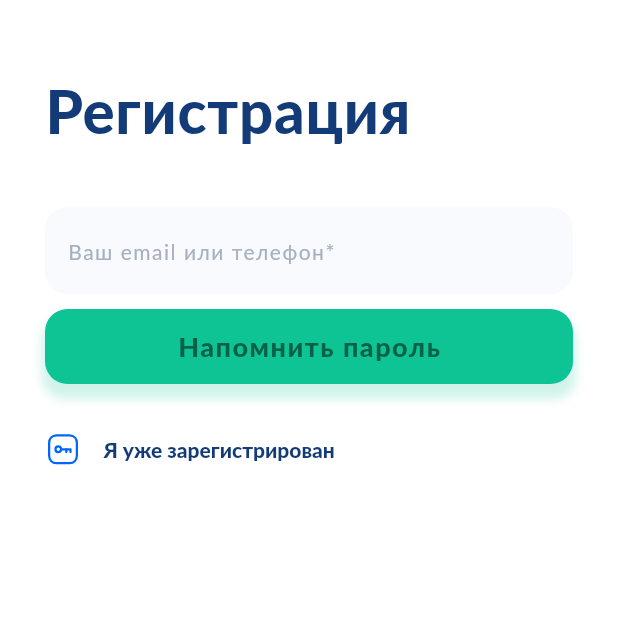
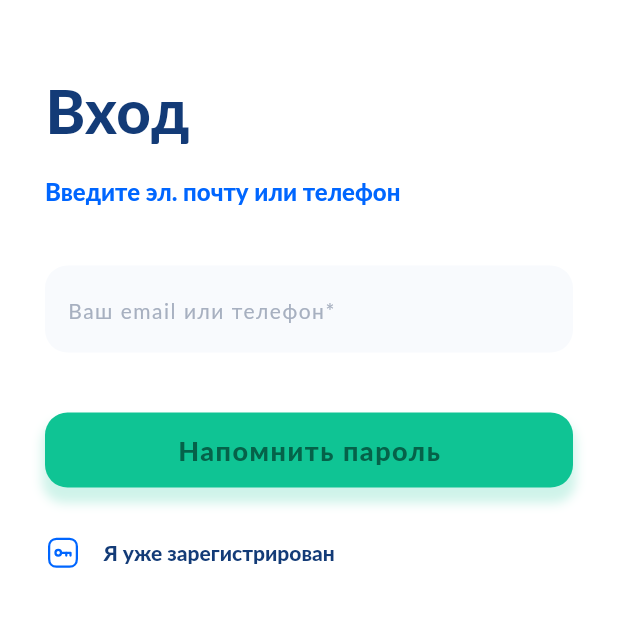
Before and after one commit to RostislavUlinets/usa_in_ua, a Flutter app: the RestorePassword screen opened directly, on a phone screen of 412 x 824 dp, the top half of it. Run offline on Flutter 3.47's test engine with Material 2 defaults, Android fonts, the phone set to English and light mode, and no system bars; our stand-ins replace another_flushbar, bloc, dartz, firebase_auth, firebase_core, flutter_bloc and 6 more; missing offline and left inert: dart:ffi; accounts and stored records are empty.

Commit message:
[NEW] Restore password screen

```diff
--- a/lib/pages/authorization/restore_password.dart
+++ b/lib/pages/authorization/restore_password.dart
@@ -3,6 +3,8 @@ import 'package:usa_in_ua/resources/app_colors.dart';
 import 'package:usa_in_ua/resources/app_icons.dart';
 
 class RestorePassword extends StatefulWidget {
+  static const String routeName = '/restorePassword';
+
   const RestorePassword({Key? key}) : super(key: key);
 
   @override
@@ -22,13 +24,25 @@ class _RestorePasswordState extends State<RestorePassword> {
         child: ListView(
           children: [
             const Text(
-              'Регистрация',
+              'Вход',
               style: TextStyle(
                 color: AppColors.text,
                 fontSize: 40,
                 letterSpacing: 0.5,
                 fontFamily: 'lato',
                 fontWeight: FontWeight.w800,
+              ),
+            ),
+            const SizedBox(
+              height: 20,
+            ),
+            const Text(
+              'Введите эл. почту или телефон',
+              style: TextStyle(
+                fontFamily: 'lato',
+                fontWeight: FontWeight.w800,
+                color: AppColors.blue,
+                fontSize: 16,
               ),
             ),
             Padding(
@@ -61,7 +75,7 @@ class _RestorePasswordState extends State<RestorePassword> {
                     ),
                   ),
                   const SizedBox(
-                    height: 10,
+                    height: 40,
                   ),
                   GestureDetector(
                     onTap: () {},
--- a/lib/routes/routes.dart
+++ b/lib/routes/routes.dart
@@ -2,6 +2,7 @@ import 'package:flutter/material.dart';
 import 'package:usa_in_ua/pages/authorization/login_screen.dart';
 import 'package:usa_in_ua/pages/authorization/otp_screen.dart';
 import 'package:usa_in_ua/pages/authorization/registration_screen.dart';
+import 'package:usa_in_ua/pages/authorization/restore_password.dart';
 import 'package:usa_in_ua/pages/splash/splash_screen.dart';
 
 class RouteGenerator {
@@ -23,6 +24,10 @@ class RouteGenerator {
         return MaterialPageRoute(
           builder: (context) => const OtpScreen(),
         );
+      case RestorePassword.routeName:
+        return MaterialPageRoute(
+          builder: (context) => const RestorePassword(),
+        );
       default:
         return _errorRoute();
     }
```
Also changed, not shown: lib/pages/authorization/login_screen.dart (+5 -2 lines).
